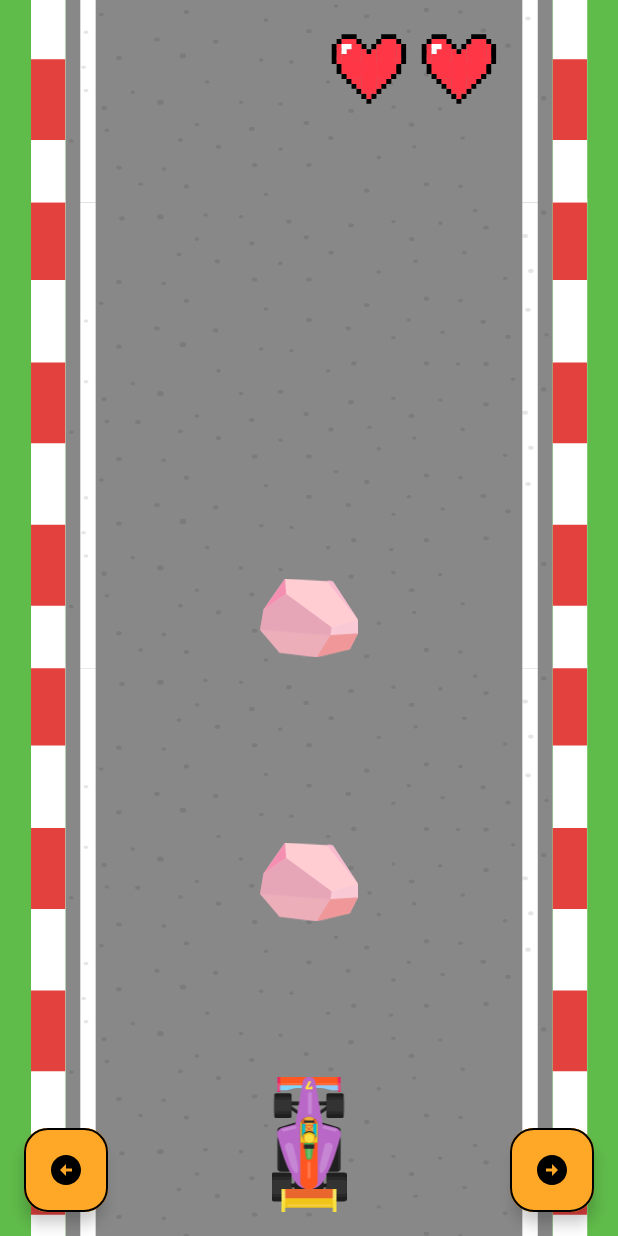
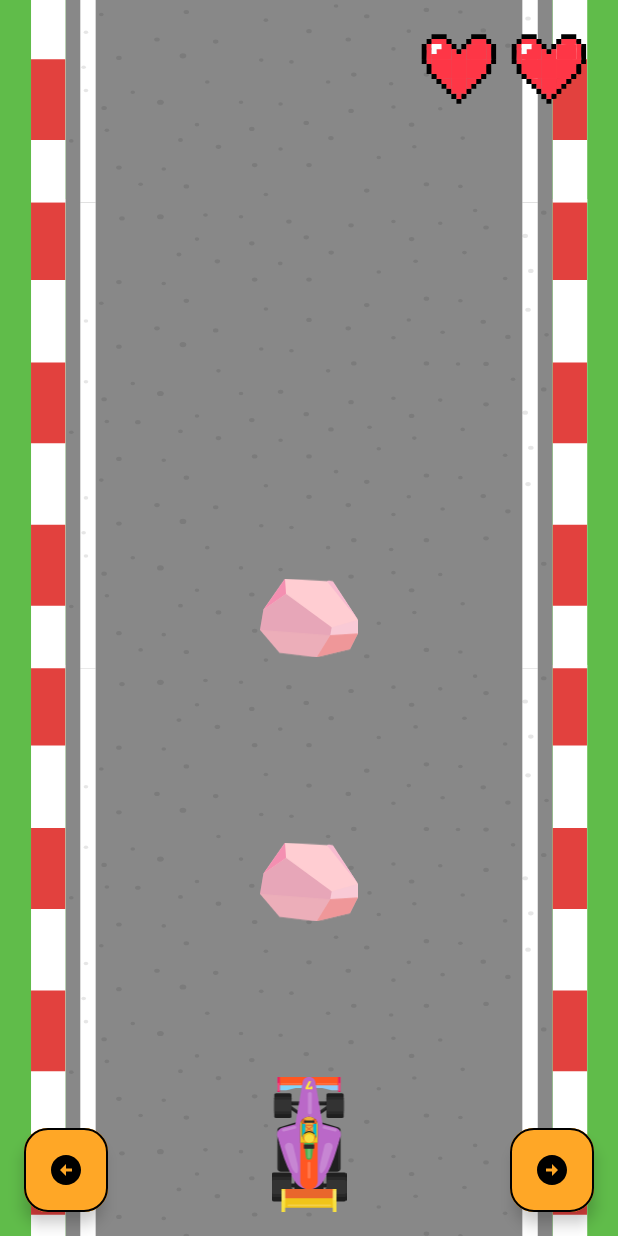
Before and after one commit to noadanon220/DodgeDrive, an Android app: the screen it shows after launch (MainActivity), on a phone screen of 412 x 824 dp. Run offline under Robolectric (Android 15) with nearby library versions, the phone set to English and light mode, and no system bars.

Commit message:
Updated updateHearts() to remove hearts from left to right

```diff
--- a/app/src/main/java/com/danono/dodgedrive/MainActivity.kt
+++ b/app/src/main/java/com/danono/dodgedrive/MainActivity.kt
@@ -75,14 +75,12 @@ class MainActivity : AppCompatActivity() {
 
     private fun updateHearts() {
         val lives = gameManager.getLives()
-
-        // Update the visibility of heart images based on remaining lives
         for (i in main_IMG_hearts.indices) {
-            // Show heart if the index is less than the number of lives
-            // Hide heart if the index is equal to or greater than the number of lives
-            main_IMG_hearts[i].visibility = if (i < lives) View.VISIBLE else View.INVISIBLE
+            val reverseIndex = main_IMG_hearts.size - 1 - i
+            main_IMG_hearts[reverseIndex].visibility = if (i < lives) View.VISIBLE else View.INVISIBLE
         }
     }
+
 
 
 
```
